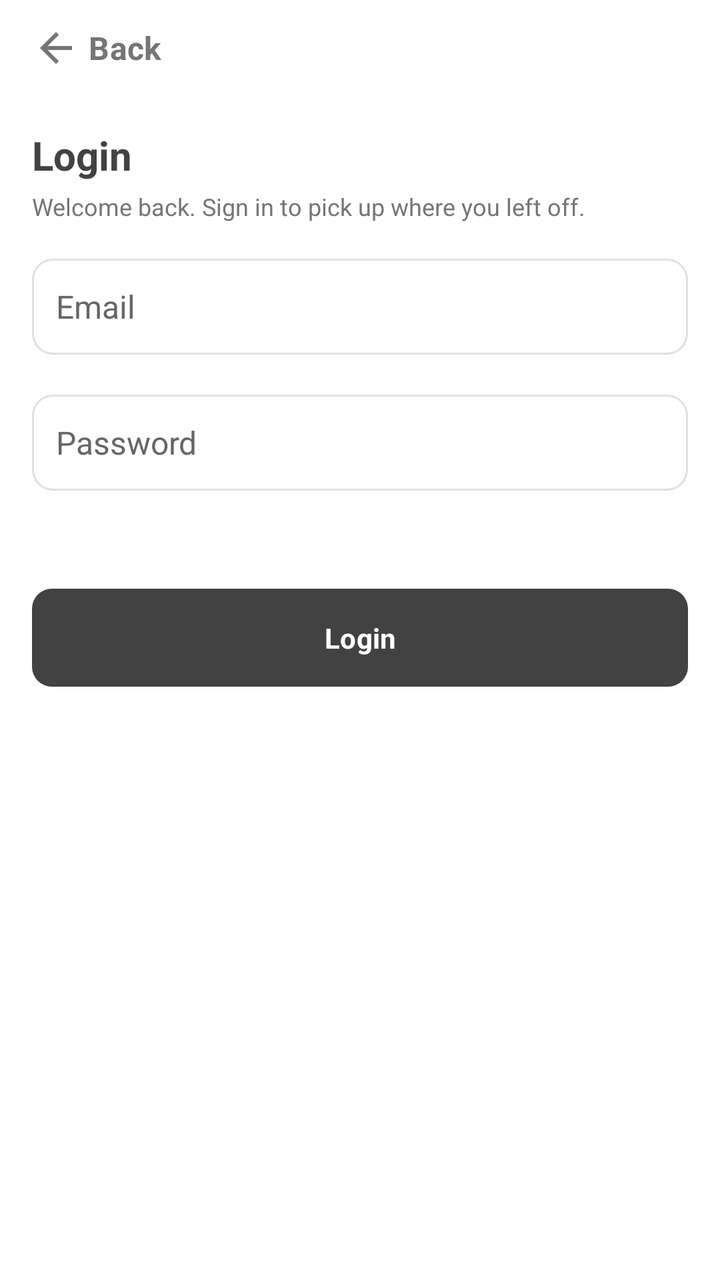
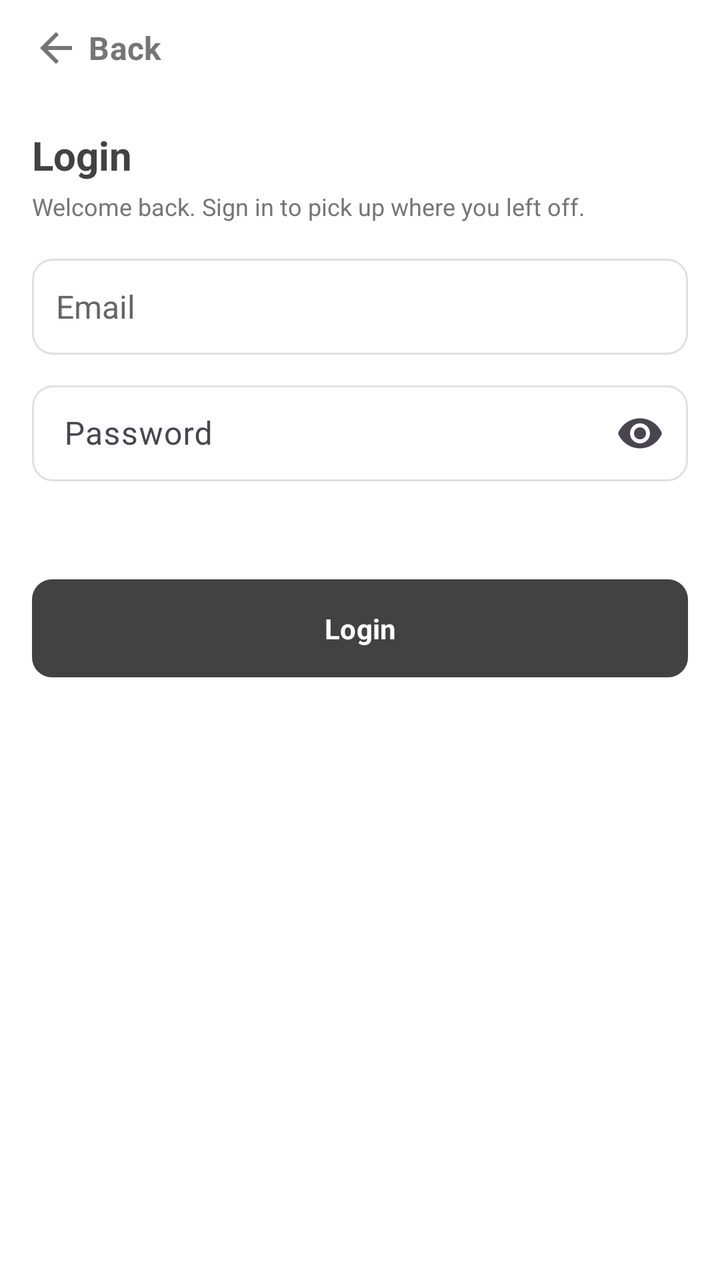

An Android layout rendered at two revisions. The XML below is the earlier revision; the diff shows what the commit changed to produce the second picture.
<!-- AndroidManifest.xml: application theme Theme.G08 -->
<!-- res/layout/universal_login_page.xml -->
<?xml version="1.0" encoding="utf-8"?>
<androidx.constraintlayout.widget.ConstraintLayout xmlns:android="http://schemas.android.com/apk/res/android"
    xmlns:app="http://schemas.android.com/apk/res-auto"
    xmlns:tools="http://schemas.android.com/tools"
    android:layout_width="match_parent"
    android:layout_height="match_parent"
    android:fitsSystemWindows="true">

    <LinearLayout
        android:id="@+id/rootLayout"
        android:layout_width="match_parent"
        android:layout_height="match_parent"
        android:orientation="vertical"
        android:paddingLeft="16dp"
        android:paddingRight="16dp">

        <Button
            android:id="@+id/backButton"
            style="@style/Widget.Material3.Button.TextButton"
            android:layout_width="wrap_content"
            android:layout_height="wrap_content"
            android:layout_gravity="start"
            android:minHeight="48dp"
            android:minWidth="0dp"
            android:paddingStart="0dp"
            android:paddingEnd="16dp"
            android:text="@string/back"
            android:textColor="@color/grey"
            android:textSize="16sp"
            app:icon="@drawable/ic_arrow_back"
            app:iconGravity="textStart"
            app:iconSize="24dp"
            app:iconTint="@color/grey" />

        <TextView
            android:id="@+id/loginTitle"
            android:layout_width="match_parent"
            android:layout_height="wrap_content"
            android:layout_marginTop="16dp"
            android:text="@string/login_title"
            android:textAlignment="textStart"
            android:textColor="@color/main_netural_color"
            android:textSize="20sp"
            android:textStyle="bold" />

        <TextView
            android:id="@+id/loginSubtitle"
            android:layout_width="match_parent"
            android:layout_height="wrap_content"
            android:layout_marginTop="4dp"
            android:paddingBottom="8dp"
            android:text="@string/login_subtitle"
            android:textAlignment="textStart"
            android:textColor="@color/grey"
            android:textSize="12sp" />

        <EditText
            android:id="@+id/emailInput"
            android:layout_width="match_parent"
            android:layout_height="wrap_content"
            android:layout_marginTop="0dp"
            android:background="@drawable/edittext_bordered"
            android:hint="@string/user_email"
            android:importantForAutofill="no"
            android:inputType="textEmailAddress"
            android:layout_marginVertical="@dimen/button_vertical_margin"
            android:maxWidth="320dp"
            android:minHeight="48dp"
            android:padding="12dp"
            android:textColorHint="#666666"
            android:textSize="16sp" />

        <EditText
            android:id="@+id/passwordInput"
            android:layout_width="match_parent"
            android:layout_height="wrap_content"
            android:background="@drawable/edittext_bordered"
            android:hint="@string/user_password"
            android:importantForAutofill="no"
            android:inputType="textPassword"
            android:layout_marginVertical="@dimen/button_vertical_margin"
            android:maxWidth="320dp"
            android:minHeight="48dp"
            android:padding="12dp"
            android:textColorHint="#666666"
            android:textSize="16sp" />


        <Button
            android:id="@+id/loginbutton"
            android:layout_width="match_parent"
            android:layout_height="wrap_content"
            android:layout_marginTop="35dp"
            android:maxWidth="320dp"
            android:text="@string/home_login_button"
            android:textColorLink="@color/main_cust_color"
            android:textSize="14sp"
            app:backgroundTint="@color/main_netural_color"/>

    </LinearLayout>


</androidx.constraintlayout.widget.ConstraintLayout>
<!-- resources referenced by this layout -->
<resources>
  <color name="grey">#757575</color>
  <color name="main_cust_color">#D14B4B</color>
  <color name="main_netural_color">#424242</color>
  <dimen name="button_vertical_margin">10dp</dimen>
  <!-- drawable edittext_bordered (drawable) -->
  <?xml version="1.0" encoding="utf-8"?>
  <shape xmlns:android="http://schemas.android.com/apk/res/android"
      android:shape="rectangle">
      <solid android:color="@color/white" />
      <stroke
          android:width="1dp"
          android:color="@color/input_border_light_grey" />
      <corners android:radius="10dp" />
  </shape>
  <!-- drawable ic_arrow_back (drawable) -->
  <?xml version="1.0" encoding="utf-8"?>
  <vector xmlns:android="http://schemas.android.com/apk/res/android"
      android:width="24dp"
      android:height="24dp"
      android:viewportWidth="24"
      android:viewportHeight="24">
      <path
          android:fillColor="#757575"
          android:pathData="M20,11H7.83l5.59,-5.59L12,4l-8,8 8,8 1.41,-1.41L7.83,13H20v-2z" />
  </vector>
  <string name="back">Back</string>
  <string name="home_login_button">Login</string>
  <string name="login_subtitle">Welcome back. Sign in to pick up where you left off.</string>
  <string name="login_title">Login</string>
  <string name="user_email">Email</string>
  <string name="user_password">Password</string>
  <style name="Theme.G08" parent="Base.Theme.G08" />
  <color name="white">#FFFFFFFF</color>
  <color name="input_border_light_grey">#E0E0E0</color>
  <style name="Base.Theme.G08" parent="Theme.Material3.DayNight.NoActionBar">
          
          
          <item name="android:windowBackground">@color/cardview_light_background</item>
          <item name="android:fontFamily">sans-serif</item>
          <item name="materialButtonStyle">@style/Widget.G08.Button</item>
          <item name="editTextStyle">@style/Widget.G08.EditText</item>
      </style>
  <style name="Widget.G08.Button" parent="Widget.Material3.Button">
          <item name="cornerRadius">@dimen/button_corner_radius</item>
          <item name="android:paddingTop">@dimen/button_vertical_padding</item>
          <item name="android:paddingBottom">@dimen/button_vertical_padding</item>
          <item name="android:textStyle">bold</item>
          <item name="android:layout_marginTop">@dimen/button_vertical_margin</item>
          <item name="android:layout_marginBottom">@dimen/button_vertical_margin</item>
      </style>
  <style name="Widget.G08.EditText" parent="Widget.AppCompat.EditText">
          <item name="android:background">@drawable/edittext_bordered</item>
          <item name="android:padding">12dp</item>
      </style>
  <dimen name="button_corner_radius">10dp</dimen>
  <dimen name="button_vertical_padding">15dp</dimen>
</resources>

<!-- the commit's change to res/layout/universal_login_page.xml (unified diff, before → after) -->
@@ -70,20 +70,26 @@
             android:textColorHint="#666666"
             android:textSize="16sp" />
 
-        <EditText
-            android:id="@+id/passwordInput"
+        <com.google.android.material.textfield.TextInputLayout
             android:layout_width="match_parent"
             android:layout_height="wrap_content"
-            android:background="@drawable/edittext_bordered"
-            android:hint="@string/user_password"
-            android:importantForAutofill="no"
-            android:inputType="textPassword"
-            android:layout_marginVertical="@dimen/button_vertical_margin"
-            android:maxWidth="320dp"
-            android:minHeight="48dp"
-            android:padding="12dp"
-            android:textColorHint="#666666"
-            android:textSize="16sp" />
+            app:endIconMode="password_toggle">
+            <EditText
+                android:id="@+id/passwordInput"
+                android:layout_width="match_parent"
+                android:layout_height="wrap_content"
+                android:background="@drawable/edittext_bordered"
+                android:hint="@string/user_password"
+                android:importantForAutofill="no"
+                android:inputType="textPassword"
+                android:layout_marginVertical="@dimen/button_vertical_margin"
+                android:maxWidth="320dp"
+                android:minHeight="48dp"
+                android:padding="12dp"
+                android:textColorHint="#666666"
+                android:textSize="16sp" />
+        </com.google.android.material.textfield.TextInputLayout>
+
 
 
         <Button
